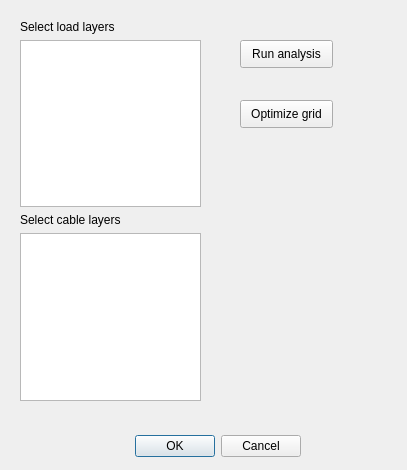
The window that nopywer_plugin_dialog_base.ui (vfinel/nopywer_qgis_plugin) describes before a commit, drawn with Qt 5.
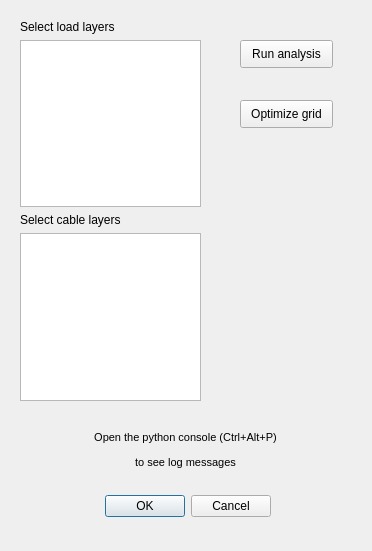
The same window after the commit.

```diff
--- a/nopywer_plugin_dialog_base.ui
+++ b/nopywer_plugin_dialog_base.ui
@@ -6,8 +6,8 @@
    <rect>
     <x>0</x>
     <y>0</y>
-    <width>407</width>
-    <height>470</height>
+    <width>372</width>
+    <height>551</height>
    </rect>
   </property>
   <property name="windowTitle">
@@ -16,8 +16,8 @@
   <widget class="QDialogButtonBox" name="button_box">
    <property name="geometry">
     <rect>
-     <x>100</x>
-     <y>430</y>
+     <x>70</x>
+     <y>490</y>
      <width>201</width>
      <height>32</height>
     </rect>
@@ -55,6 +55,19 @@
     <string>Optimize grid</string>
    </property>
   </widget>
+  <widget class="QLabel" name="label_3">
+   <property name="geometry">
+    <rect>
+     <x>50</x>
+     <y>430</y>
+     <width>271</width>
+     <height>41</height>
+    </rect>
+   </property>
+   <property name="text">
+    <string>&lt;html&gt;&lt;head/&gt;&lt;body&gt;&lt;p align=&quot;center&quot;&gt;&lt;span style=&quot; font-size:8pt;&quot;&gt;Open the python console (Ctrl+Alt+P)&lt;/span&gt;&lt;/p&gt;&lt;p align=&quot;center&quot;&gt;&lt;span style=&quot; font-size:8pt;&quot;&gt;to see log messages&lt;/span&gt;&lt;/p&gt;&lt;/body&gt;&lt;/html&gt;</string>
+   </property>
+  </widget>
   <widget class="QWidget" name="">
    <property name="geometry">
     <rect>
```
